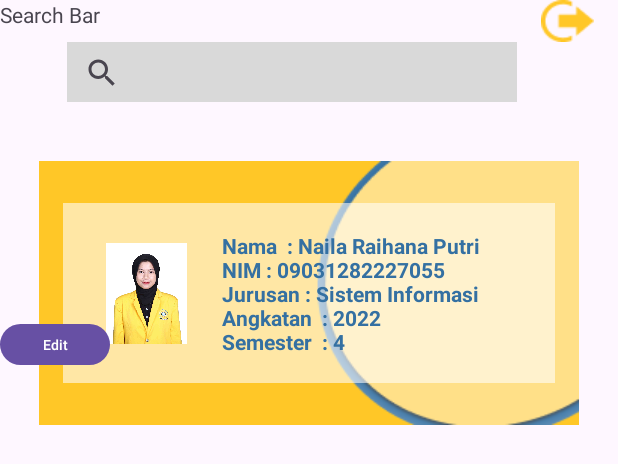
After one commit to aleyananda/P.Bergerak, an Android app: the layout layout_home.xml on its own in the app's theme, with its tools: preview values and no code run, on a phone screen of 412 x 824 dp. The commit adds this screen. Shown: the top 464 px of the screen. Run offline under Robolectric (Android 15) with nearby library versions, the phone set to English and light mode, and no system bars.

Commit message:
nailaraihana

```diff
--- /dev/null
+++ b/app/src/main/res/drawable/bg_profile.xml
@@ -0,0 +1,8 @@
+<?xml version="1.0" encoding="utf-8"?>
+<selector xmlns:android="http://schemas.android.com/apk/res/android">
+<item>
+    <shape android:shape="rectangle">
+        <solid android:color="#FFC727"></solid>
+    </shape>
+</item>
+</selector>
--- /dev/null
+++ b/app/src/main/res/drawable/bg_profile2.xml
@@ -0,0 +1,8 @@
+<?xml version="1.0" encoding="utf-8"?>
+<selector xmlns:android="http://schemas.android.com/apk/res/android">
+    <item>
+        <shape android:shape="rectangle">
+            <solid android:color="#95FFFFFF"></solid>
+        </shape>
+    </item>
+</selector>
--- /dev/null
+++ b/app/src/main/res/drawable/search_bar.xml
@@ -0,0 +1,8 @@
+<?xml version="1.0" encoding="utf-8"?>
+<selector xmlns:android="http://schemas.android.com/apk/res/android">
+<item>
+    <shape android:shape="rectangle">
+        <solid android:color="#D9D9D9"></solid>
+    </shape>
+</item>
+</selector>
--- /dev/null
+++ b/app/src/main/res/layout/layout_home.xml
@@ -0,0 +1,128 @@
+<?xml version="1.0" encoding="utf-8"?>
+<androidx.constraintlayout.widget.ConstraintLayout xmlns:android="http://schemas.android.com/apk/res/android"
+    xmlns:app="http://schemas.android.com/apk/res-auto"
+    xmlns:tools="http://schemas.android.com/tools"
+    android:layout_width="match_parent"
+    android:layout_height="match_parent" >
+
+    <LinearLayout
+        android:layout_width="match_parent"
+        android:layout_height="match_parent"
+        android:orientation="vertical">
+
+        <androidx.constraintlayout.widget.ConstraintLayout
+            android:layout_width="match_parent"
+            android:layout_height="70dp">
+
+            <ImageView
+                android:id="@+id/imageView2"
+                android:layout_width="300dp"
+                android:layout_height="40dp"
+                app:layout_constraintBottom_toBottomOf="parent"
+                app:layout_constraintEnd_toEndOf="parent"
+                app:layout_constraintHorizontal_bias="0.4"
+                app:layout_constraintStart_toStartOf="parent"
+                app:layout_constraintTop_toTopOf="parent"
+                app:layout_constraintVertical_bias="0.93"
+                app:srcCompat="@drawable/search_bar" />
+
+            <SearchView
+                android:layout_width="25dp"
+                android:layout_height="25dp"
+                android:layout_marginTop="8dp"
+                app:layout_constraintEnd_toEndOf="@+id/imageView2"
+                app:layout_constraintHorizontal_bias="0.04"
+                app:layout_constraintStart_toStartOf="@+id/imageView2"
+                app:layout_constraintTop_toTopOf="@+id/imageView2" />
+
+            <TextView
+                android:id="@+id/textView"
+                android:layout_width="wrap_content"
+                android:layout_height="wrap_content"
+                android:text="Search Bar"
+                tools:layout_editor_absoluteX="84dp"
+                tools:layout_editor_absoluteY="39dp" />
+
+            <ImageView
+                android:id="@+id/imageView5"
+                android:layout_width="wrap_content"
+                android:layout_height="wrap_content"
+                app:layout_constraintEnd_toEndOf="parent"
+                app:layout_constraintStart_toEndOf="@+id/imageView2"
+                app:srcCompat="@drawable/img1"
+                tools:layout_editor_absoluteY="33dp" />
+
+        </androidx.constraintlayout.widget.ConstraintLayout>
+
+        <androidx.constraintlayout.widget.ConstraintLayout
+            android:layout_width="match_parent"
+            android:layout_height="250dp">
+
+            <ImageView
+                android:id="@+id/imageView6"
+                android:layout_width="360dp"
+                android:layout_height="176dp"
+                app:layout_constraintBottom_toBottomOf="parent"
+                app:layout_constraintEnd_toEndOf="parent"
+                app:layout_constraintStart_toStartOf="parent"
+                app:layout_constraintTop_toTopOf="parent"
+                app:srcCompat="@drawable/bg_profile" />
+
+            <ImageView
+                android:id="@+id/imageView7"
+                android:layout_width="wrap_content"
+                android:layout_height="wrap_content"
+                app:layout_constraintBottom_toBottomOf="@+id/imageView6"
+                app:layout_constraintEnd_toEndOf="@+id/imageView6"
+                app:layout_constraintTop_toTopOf="@+id/imageView6"
+                app:srcCompat="@drawable/img7" />
+
+            <ImageView
+                android:id="@+id/imageView9"
+                android:layout_width="328dp"
+                android:layout_height="120dp"
+                app:layout_constraintBottom_toBottomOf="@+id/imageView6"
+                app:layout_constraintEnd_toEndOf="@+id/imageView6"
+                app:layout_constraintStart_toStartOf="@+id/imageView6"
+                app:layout_constraintTop_toTopOf="@+id/imageView6"
+                app:srcCompat="@drawable/bg_profile2" />
+
+            <ImageView
+                android:id="@+id/imageView10"
+                android:layout_width="59dp"
+                android:layout_height="67dp"
+                android:contentDescription="fotoprofile"
+                app:layout_constraintBottom_toBottomOf="@+id/imageView9"
+                app:layout_constraintEnd_toStartOf="@+id/imageView7"
+                app:layout_constraintHorizontal_bias="0.71"
+                app:layout_constraintStart_toStartOf="@+id/imageView6"
+                app:layout_constraintTop_toTopOf="@+id/imageView9"
+                app:srcCompat="@drawable/img8" />
+
+            <TextView
+                android:id="@+id/textView2"
+                android:layout_width="wrap_content"
+                android:layout_height="wrap_content"
+                android:text=" Nama  : Naila Raihana Putri\n NIM : 09031282227055\n
+Jurusan : Sistem Informasi \n Angkatan  : 2022 \n Semester  : 4"
+                android:textColor="#3470A2"
+                android:textStyle="bold"
+                app:layout_constraintBottom_toBottomOf="@+id/imageView9"
+                app:layout_constraintStart_toStartOf="@+id/imageView7"
+                app:layout_constraintTop_toTopOf="@+id/imageView9" />
+
+            <Button
+                android:id="@+id/button2"
+                android:layout_width="73dp"
+                android:layout_height="35dp"
+                android:text="Edit"
+                android:textSize="9dp"
+                app:layout_constraintBottom_toBottomOf="@+id/imageView9"
+                app:layout_constraintTop_toTopOf="@+id/imageView9"
+                app:layout_constraintVertical_bias="0.905"
+                tools:layout_editor_absoluteX="284dp" />
+
+        </androidx.constraintlayout.widget.ConstraintLayout>
+
+    </LinearLayout>
+</androidx.constraintlayout.widget.ConstraintLayout>
--- a/app/src/main/res/values/colors.xml
+++ b/app/src/main/res/values/colors.xml
@@ -2,4 +2,6 @@
 <resources>
     <color name="black">#FF000000</color>
     <color name="white">#FFFFFFFF</color>
+    <color name="gray">#808080</color>
+    <color name="yellow">#FFD700</color>
 </resources>
--- a/app/src/main/res/values/strings.xml
+++ b/app/src/main/res/values/strings.xml
@@ -1,3 +1,4 @@
 <resources>
     <string name="app_name">My Application</string>
+
 </resources>
```
Also changed, not shown: app/src/main/res/drawable/icon_account_circle.xml (line endings or trailing spaces), app/src/main/res/drawable/img1.png (added), app/src/main/res/drawable/img2.png (added), app/src/main/res/drawable/img3.png (added), app/src/main/res/drawable/img4.png (added), app/src/main/res/drawable/img5.png (added), app/src/main/res/drawable/img6.png (added), app/src/main/res/drawable/img7.png (added), app/src/main/res/drawable/img8.jpg (added).
